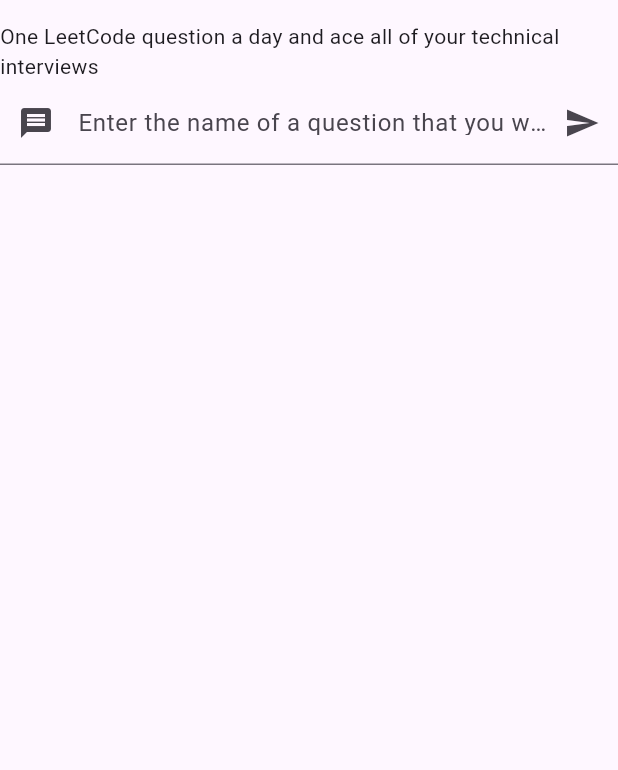
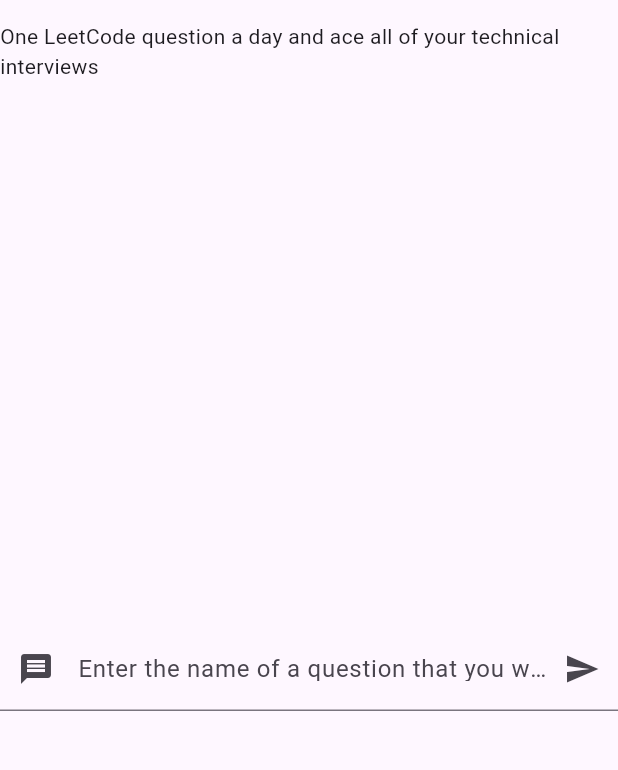
Before and after one commit to BraxWong/Daily-Leetcode-Randomizer, a Flutter app: the screen it shows after launch, on a phone screen of 412 x 824 dp, the part 63-833 px from its top. Run offline on Flutter 3.47's test engine with Material 3 defaults, Android fonts, the phone set to English and light mode, and no system bars.

Commit message:
feature: Added listview and dynamically showing information when a new question has been completed.

```diff
--- a/daily_leetcode_randomizer/lib/main.dart
+++ b/daily_leetcode_randomizer/lib/main.dart
@@ -27,26 +27,30 @@
 class questionCompletionHistory {
   String body;
   String user;
-  int numOfCompletion;
+  int numOfCompletion = 0;
   bool userCompleted = false;
 
-  questionCompletionHistory(this.body, this.user)
+  questionCompletionHistory(this.body, this.user);
 
   void questionCompleted() {
     this.userCompleted = !this.userCompleted;
-    if(this,userCompleted){
+    if(this.userCompleted){
       this.numOfCompletion +=1;
     } else {
       this.numOfCompletion -=1;
     }
   }
 }
+
 class _MyHomePageState extends State<MyHomePage> {
   String question = "";
+  List<questionCompletionHistory> history = [];
 
+  //TODO: Create a login page to store the username
   void searchQuestion(String question) {
     this.setState((){
       this.question = question;
+      history.add(new questionCompletionHistory(question, "Brax"));
     });
   }
 
@@ -57,7 +61,7 @@
         title: Text('Daily LeetCode Randomizer')
       ),
       body: Column(
-        children: <Widget>[AppSlogan(), SearchLeetCodeQuestion(this.searchQuestion), Text(this.question)]
+        children: <Widget>[AppSlogan(), Expanded(child: QuestionList(this.history)), Expanded(child: SearchLeetCodeQuestion(this.searchQuestion))]
       )
     );
   }
@@ -140,3 +144,42 @@
     );
   }
 }
+
+class QuestionList extends StatefulWidget {
+  final List<questionCompletionHistory> questionList;
+
+  QuestionList(this.questionList);
+  @override
+  _QuestionListState createState() => _QuestionListState();
+}
+
+class _QuestionListState extends State<QuestionList> {
+
+  void questionCompleted(questionCompletionHistory question) {
+    this.setState((){
+      question.questionCompleted();
+    });
+  }
+
+  @override
+  Widget build(BuildContext context) {
+    return ListView.builder(
+      itemCount: this.widget.questionList.length,
+      //have context and index, use index to display specific item
+      //itemBuilder allows you to dictate how the item is going to be displayed
+      itemBuilder: (context, index) {
+        var question = this.widget.questionList[index];
+        return Card(
+          child: Row(
+            children: <Widget>[Expanded(child: ListTile(title: Text(question.body),
+                                                        subtitle: Text(question.user))),
+                               Text(question.numOfCompletion.toString()),
+                               Row(children: <Widget>[IconButton(icon: Icon(Icons.check),
+                                                                 onPressed: () => questionCompleted(question))]
+                               )]
+          )
+        );
+      },
+    );
+  }
+}
```
